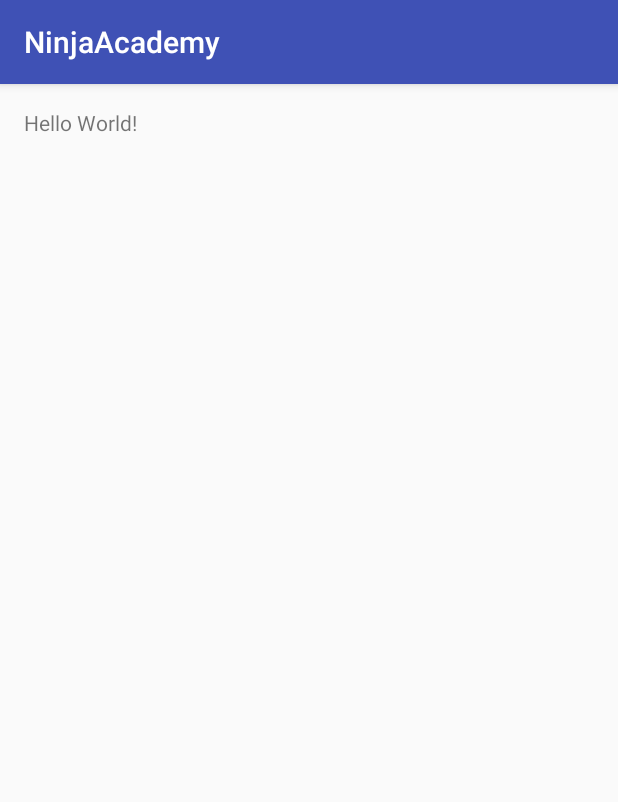
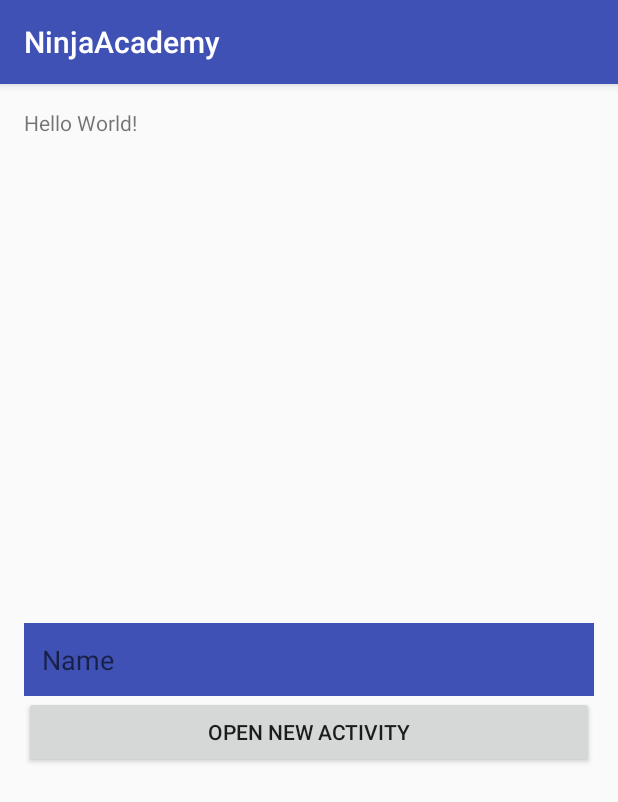
Before and after one commit to gdgpuertorico/AndroidFirstSteps, an Android app: the screen it shows after launch (MainActivity), on a phone screen of 412 x 824 dp. Shown: the top 802 px of the screen. Run offline under Robolectric (Android 15) with nearby library versions, the phone set to English and light mode, and no system bars.

Commit message:
New branch and work

```diff
--- a/NinjaAcademy/app/src/main/res/layout/activity_main.xml
+++ b/NinjaAcademy/app/src/main/res/layout/activity_main.xml
@@ -13,4 +13,23 @@
         android:layout_width="wrap_content"
         android:layout_height="wrap_content"
         android:text="Hello World!" />
+
+    <EditText
+        android:id="@+id/name_edit_text"
+        android:layout_width="match_parent"
+        android:layout_height="wrap_content"
+        android:layout_centerInParent="true"
+        android:background="@color/colorPrimary"
+        android:hint="@string/hint.main.name"
+        android:inputType="textCapCharacters"
+        android:padding="12dp"
+        android:textColor="@android:color/white" />
+
+    <Button
+        android:id="@+id/pass_info_button"
+        android:layout_width="match_parent"
+        android:layout_height="wrap_content"
+        android:layout_below="@+id/name_edit_text"
+        android:text="@string/text.main.button.pass.info" />
+
 </RelativeLayout>
--- a/NinjaAcademy/app/src/main/res/values/strings.xml
+++ b/NinjaAcademy/app/src/main/res/values/strings.xml
@@ -1,3 +1,6 @@
 <resources>
     <string name="app_name">NinjaAcademy</string>
+    <string name="content.desc.main.name.field">The input name input field</string>
+    <string name="hint.main.name">Name</string>
+    <string name="text.main.button.pass.info">Open new activity</string>
 </resources>
```
